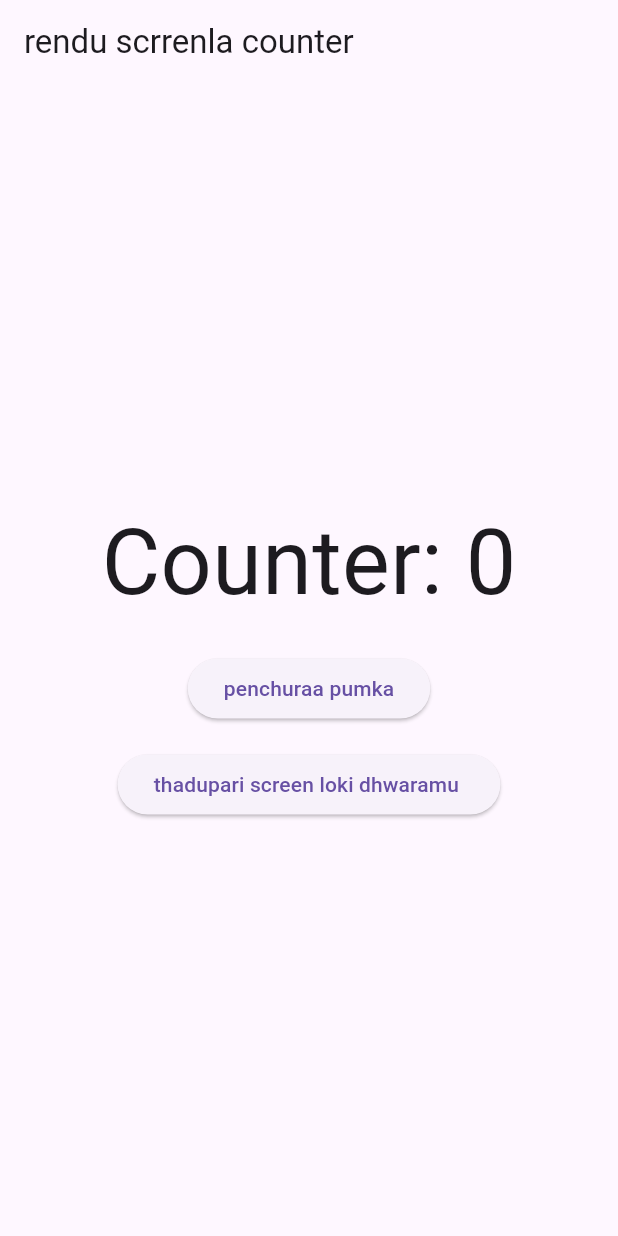
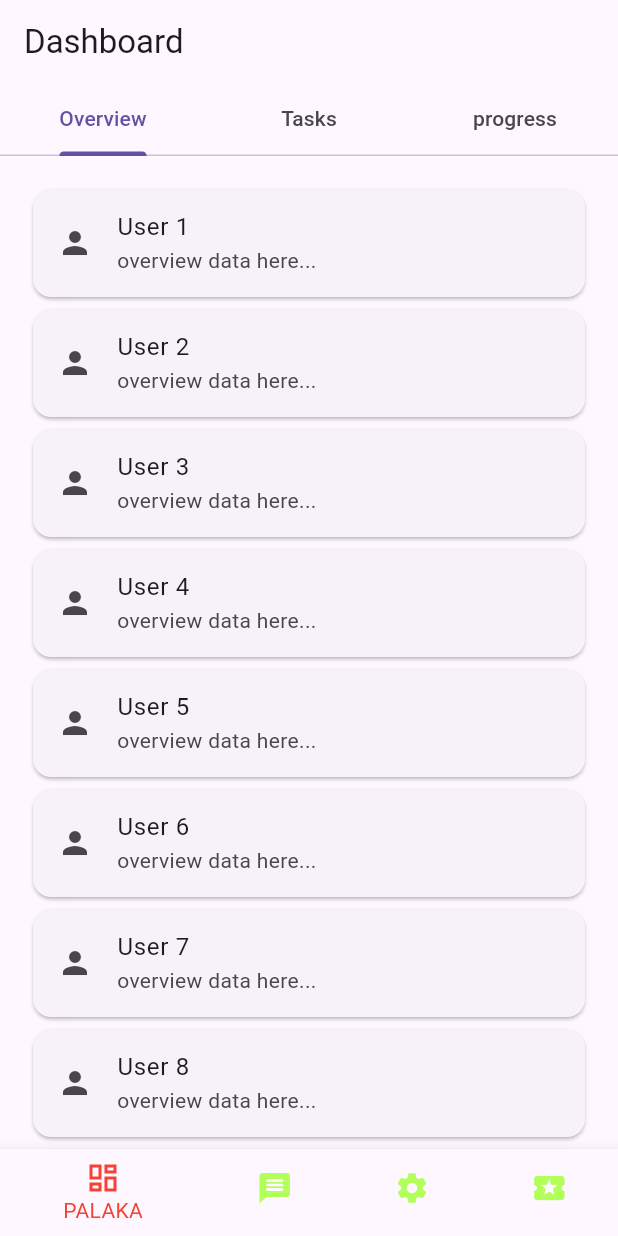
Before and after one commit to vyshnav-veeravalli/flutter-development, a Flutter app: the screen it shows after launch, on a phone screen of 412 x 824 dp. Run offline on Flutter 3.47's test engine with Material 3 defaults, Android fonts, the light colour scheme and no system bars.

Commit message:
week 3 leson 1 commit

```diff
--- a/flutter_widgets/lib/main.dart
+++ b/flutter_widgets/lib/main.dart
@@ -1,24 +1,6 @@
 import 'package:flutter/material.dart';
-import 'package:provider/provider.dart';
 
-void main(){
-  runApp(ChangeNotifierProvider(
-    create: (_) => CounterModel(),
-    child: const myApp(),
-    ),
-  );
-}
-
-
-class CounterModel extends ChangeNotifier{
-  int _count=0;
-  int get count => _count;
-
-  void increment(){
-    _count++;
-    notifyListeners();
-  }
-}
+void main() => runApp(const myApp());
 
 class myApp extends StatelessWidget{
   const myApp({super.key});
@@ -26,50 +8,162 @@ class myApp extends StatelessWidget{
   @override
   Widget build(BuildContext context) {
     return MaterialApp(
-      title: 'Provider Demo',
-      theme: ThemeData(primarySwatch: Colors.deepOrange),
-      home: const ScreenOne(),
+      title: "edhi oka hatath parinaamam",
+      theme: ThemeData(primarySwatch: Colors.amber),
+      home: const MainScreen(),
     );
   }
 }
 
-class ScreenOne extends StatelessWidget{
-  const ScreenOne({super.key});
+class MainScreen extends StatefulWidget{
+  const MainScreen({super.key});
+  @override
+  State<MainScreen> createState() => _MainScreenState();
+}
+
+class _MainScreenState extends State<MainScreen>{
+  int currentIndex = 0;
+
+  final screens = [
+    const DashboradPage(),
+    const MessagePage(),
+    const SettingPage(),
+    const sailaja(),
+  ];
 
   @override
   Widget build(BuildContext context) {
-    final counter = Provider.of<CounterModel>(context);
     return Scaffold(
-      appBar: AppBar(title: const Text("rendu scrrenla counter"),),
-      body: Center(
-        child: Column(
-          mainAxisAlignment: MainAxisAlignment.center,
-          children: [
-            Text("Counter: ${counter.count}", style: const TextStyle(fontSize: 60),),
-            const SizedBox(height: 16,width: 60,),
-            ElevatedButton(onPressed: counter.increment, child: const Text("penchuraa pumka"),),
-            const SizedBox(height: 16, width: 60,),
-            ElevatedButton(onPressed: (){
-              Navigator.push(context, MaterialPageRoute(builder: (_) => const ScreenTwo()),);
-            }, child: const Text("thadupari screen loki dhwaramu "),),],
-        ),
+      body: screens[currentIndex],
+      bottomNavigationBar: BottomNavigationBar(
+        currentIndex: currentIndex,
+        selectedItemColor: Colors.red,
+        unselectedItemColor: Colors.lightGreenAccent,
+        onTap: (index){
+          setState(() {
+            currentIndex = index;
+          });
+        },
+        items: const [
+          BottomNavigationBarItem(icon: Icon(Icons.dashboard_outlined), label: 'PALAKA'),
+          BottomNavigationBarItem(icon: Icon(Icons.message_rounded), label: 'SANDESAM'),
+          BottomNavigationBarItem(icon: Icon(Icons.settings), label: "MARPULU CHERPULU"),
+          BottomNavigationBarItem(icon: Icon(Icons.local_activity), label: "SAILAJA"),
+        ],
       ),
     );
   }
 }
 
 
-class ScreenTwo extends StatelessWidget{
-  const ScreenTwo({super.key});
-
+class DashboradPage extends StatelessWidget{
+  const DashboradPage({super.key});
   @override
   Widget build(BuildContext context) {
-    final counter = Provider.of<CounterModel>(context);
-    return Scaffold(
-      appBar: AppBar(title: const Text("rendova thera"),),
-      body: Center(
-        child: Text("Shared Counter: ${counter.count}", style: const TextStyle(fontSize: 28),),
-      ),
+    return DefaultTabController(
+      length: 3,
+      child: Scaffold(
+        appBar: AppBar(
+          title: const Text("Dashboard"),
+          bottom: const TabBar(tabs: [
+            Tab(text: "Overview"),
+            Tab(text: "Tasks"),
+            Tab(text: "progress"),
+          ],),
+        ),
+        body: const TabBarView(children: [
+          OverviewTab(),
+          TaskTab(),
+          ProgressTab(),
+        ],),
+      ),);
+  }
+}
+
+class OverviewTab extends StatelessWidget{
+  const OverviewTab({super.key});
+  @override
+  Widget build(BuildContext context) {
+    return ListView.builder(
+      itemCount: 10,
+      padding: const EdgeInsets.all(18),
+      itemBuilder: (context, index) {
+        return Card(
+          child: ListTile(
+            leading: const Icon(Icons.person),
+            title: Text("User ${index + 1}"),
+            subtitle: const Text("overview data here..."),
+          ),
+        );
+      },
     );
   }
 }
+
+class TaskTab extends StatelessWidget{
+  const TaskTab({super.key});
+  @override
+  Widget build(BuildContext context) {
+    return GridView.builder(
+      padding: const EdgeInsets.all(18),
+      gridDelegate: const SliverGridDelegateWithFixedCrossAxisCount(
+        crossAxisCount: 2,
+        crossAxisSpacing: 12,
+        mainAxisSpacing: 16,
+      ),
+      itemCount: 6,
+      itemBuilder: (context, index){
+        return Container(
+          padding: const EdgeInsets.all(16),
+          decoration: BoxDecoration(
+            color: Colors.red.shade300,
+            borderRadius: BorderRadius.circular(15),
+          ),
+          child: Center(
+            child: Text("Task ${index+1}", style: const TextStyle(fontSize: 18),),
+          ),
+        );
+      },
+    );
+  }
+}
+
+class ProgressTab extends StatelessWidget{
+  const ProgressTab({super.key});
+  @override
+  Widget build(BuildContext context) {
+    return const Center(
+      child: Text("Progress coming soon", style: TextStyle(fontSize: 120),),
+    );
+  }
+}
+
+class MessagePage extends StatelessWidget{
+  const MessagePage({super.key});
+  @override
+  Widget build(BuildContext context) {
+    return const Scaffold(
+      body: Center(child: Text("SAMACHARAM", style: TextStyle(fontSize: 26),),),
+    );
+  }
+}
+
+class SettingPage extends StatelessWidget{
+  const SettingPage({super.key});
+  @override
+  Widget build(BuildContext context) {
+    return const Scaffold(
+      body: Center(child: Text("MARPULU CERPULU ekkada chebadunu", style: TextStyle(fontSize: 26),),),
+    );
+  }
+}
+
+class sailaja extends StatelessWidget{
+  const sailaja({super.key});
+  @override
+  Widget build(BuildContext context) {
+    return const Scaffold(
+      body: Center(child: Text("thanu naa bhaarya", style: TextStyle(fontSize: 30),),),
+    );
+  }
+}
```
